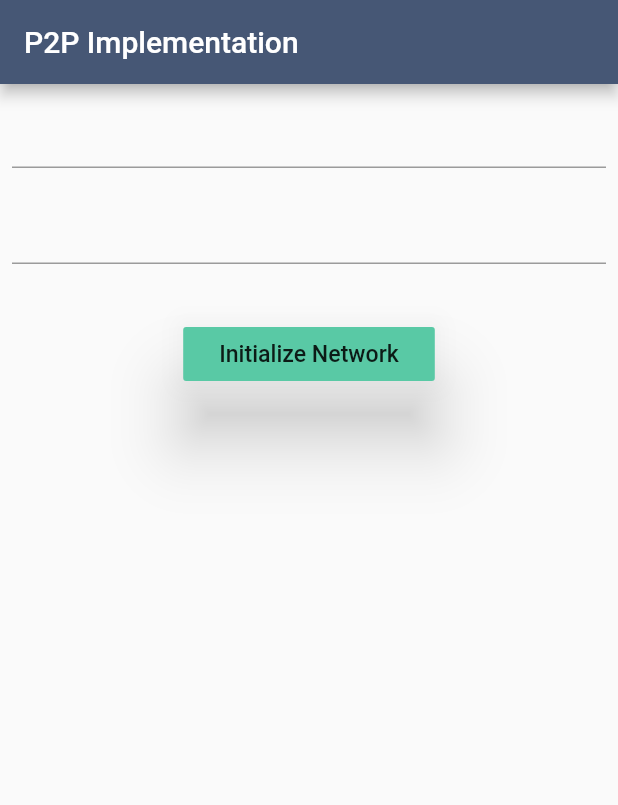
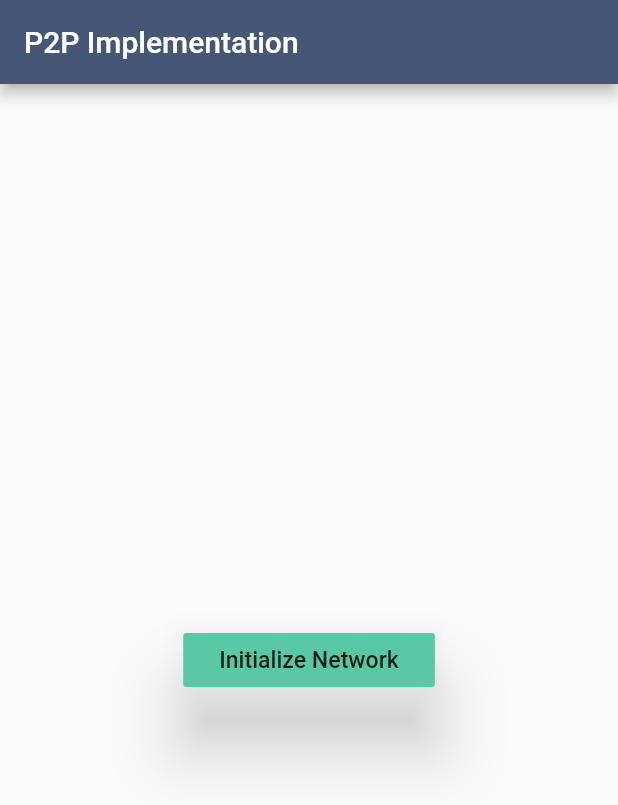
Before and after one commit to dipinarora9/Peer-2-Peer-Messaging-App, a Flutter app: the screen it shows after launch, on a phone screen of 412 x 824 dp. Shown: the top 805 px of the screen. Run offline on Flutter 3.47's test engine with Material 2 defaults, Android fonts, the light colour scheme and no system bars; our stand-ins replace fluttertoast; accounts and stored records are empty.

Commit message:
minor updates

```diff
--- a/lib/screens/homepage.dart
+++ b/lib/screens/homepage.dart
@@ -3,8 +3,6 @@ import 'package:peer2peer/services/p2p.dart';
 import 'package:provider/provider.dart';
 
 class HomePage extends StatelessWidget {
-  final TextEditingController _a = TextEditingController();
-  final TextEditingController _b = TextEditingController();
   @override
   Widget build(BuildContext context) {
     final p2p = Provider.of<P2P>(context, listen: false);
@@ -13,21 +11,7 @@ class HomePage extends StatelessWidget {
         title: Text('P2P Implementation'),
       ),
       body: Center(
-        child: Column(
-          children: <Widget>[
-            Padding(
-              padding: const EdgeInsets.all(8.0),
-              child: TextField(
-                controller: _a,
-              ),
-            ),
-            Padding(
-              padding: const EdgeInsets.all(8.0),
-              child: TextField(
-                controller: _b,
-              ),
-            ),
-            Padding(
+        child: Padding(
           padding: const EdgeInsets.all(20.0),
           child: Consumer<P2P>(builder: (_, value, __) {
             if (!value.searching)
@@ -42,16 +26,13 @@ class HomePage extends StatelessWidget {
                     ),
                   ),
                   elevation: 20,
-                      onPressed: () =>
-                          p2p.testingNatHolePunching(_a.text, _b.text),
+                  onPressed: p2p.initializer,
                   color: Color(0xff59C9A5),
                 ),
               );
             return CircularProgressIndicator();
           }),
         ),
-          ],
-        ),
       ),
     );
   }
```
Also changed, not shown: lib/services/client_service.dart (+57 -58 lines), lib/services/p2p.dart (+4 -4 lines), pubspec.lock, 2 other files. Lines whose indentation alone changed are shown as unchanged.
